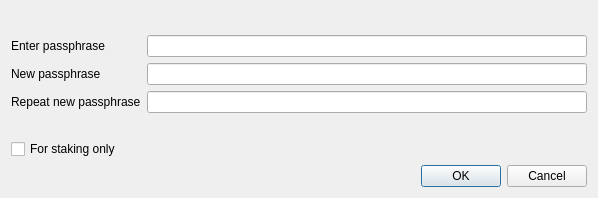
Above: src/qt/forms/askpassphrasedialog.ui from thirstygerry/SuperCoin before the change. Below: the same form after it.
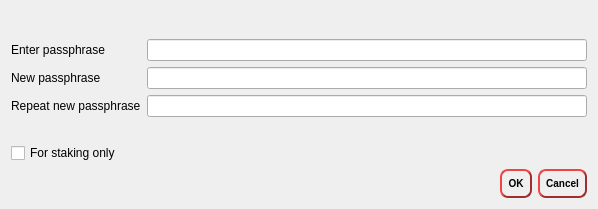
That is the form after the change.

Patch:
```diff
--- a/src/qt/forms/askpassphrasedialog.ui
+++ b/src/qt/forms/askpassphrasedialog.ui
@@ -7,7 +7,7 @@
     <x>0</x>
     <y>0</y>
     <width>598</width>
-    <height>198</height>
+    <height>209</height>
    </rect>
   </property>
   <property name="sizePolicy">
@@ -119,6 +119,23 @@
    </item>
    <item>
     <widget class="QDialogButtonBox" name="buttonBox">
+     <property name="styleSheet">
+      <string notr="true">QPushButton {
+     
+	color : rgb(0,0,0);
+     border-style: outset;
+     border-width: 2px;
+     border-radius: 8px;
+     border-color: rgb(160, 46, 47);
+     font: bold 10px;
+     min-width: 6em;
+     padding: 6px;
+ }
+QPushButton:pressed {
+     background-color: rgb(160, 46, 47);
+     border-style: inset;
+ }</string>
+     </property>
      <property name="orientation">
       <enum>Qt::Horizontal</enum>
      </property>
```
Left out of the diff: 6 changed lines with no effect on the pictures.
